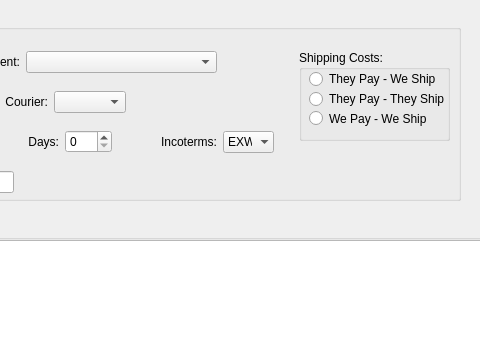
andrei219/euromedia, file uis/sale_proforma_form.ui: the form before one commit; both pictures show x 710 to 1190 and y 0 to 341 of the 1284 by 947 pixel window.
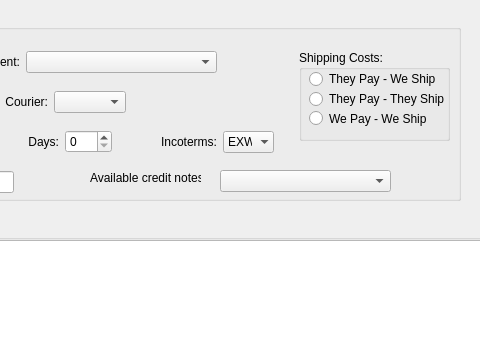
The form after the commit.

```diff
--- a/uis/sale_proforma_form.ui
+++ b/uis/sale_proforma_form.ui
@@ -1053,6 +1053,29 @@
      </item>
     </layout>
    </widget>
+   <widget class="QLabel" name="label_2">
+    <property name="geometry">
+     <rect>
+      <x>720</x>
+      <y>160</y>
+      <width>111</width>
+      <height>16</height>
+     </rect>
+    </property>
+    <property name="text">
+     <string>Available credit notes:</string>
+    </property>
+   </widget>
+   <widget class="QComboBox" name="comboBox">
+    <property name="geometry">
+     <rect>
+      <x>850</x>
+      <y>160</y>
+      <width>171</width>
+      <height>22</height>
+     </rect>
+    </property>
+   </widget>
   </widget>
   <widget class="QGroupBox" name="groupBox_5">
    <property name="geometry">
```
